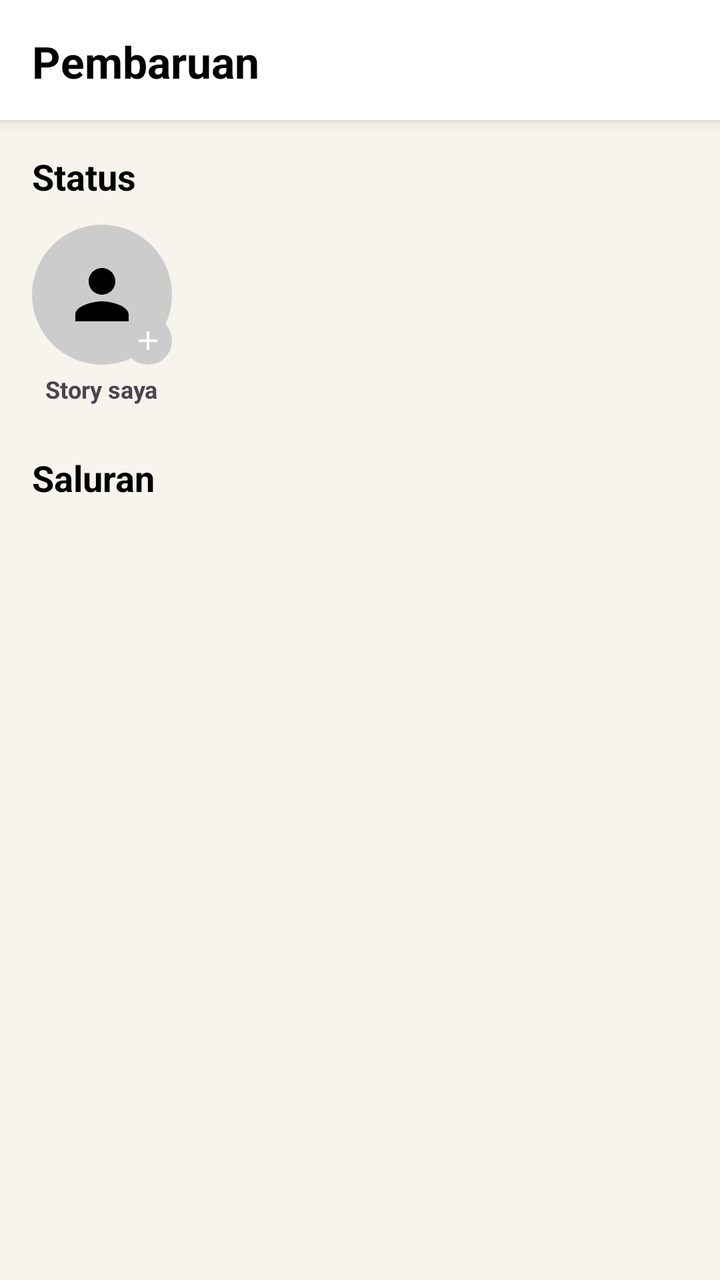
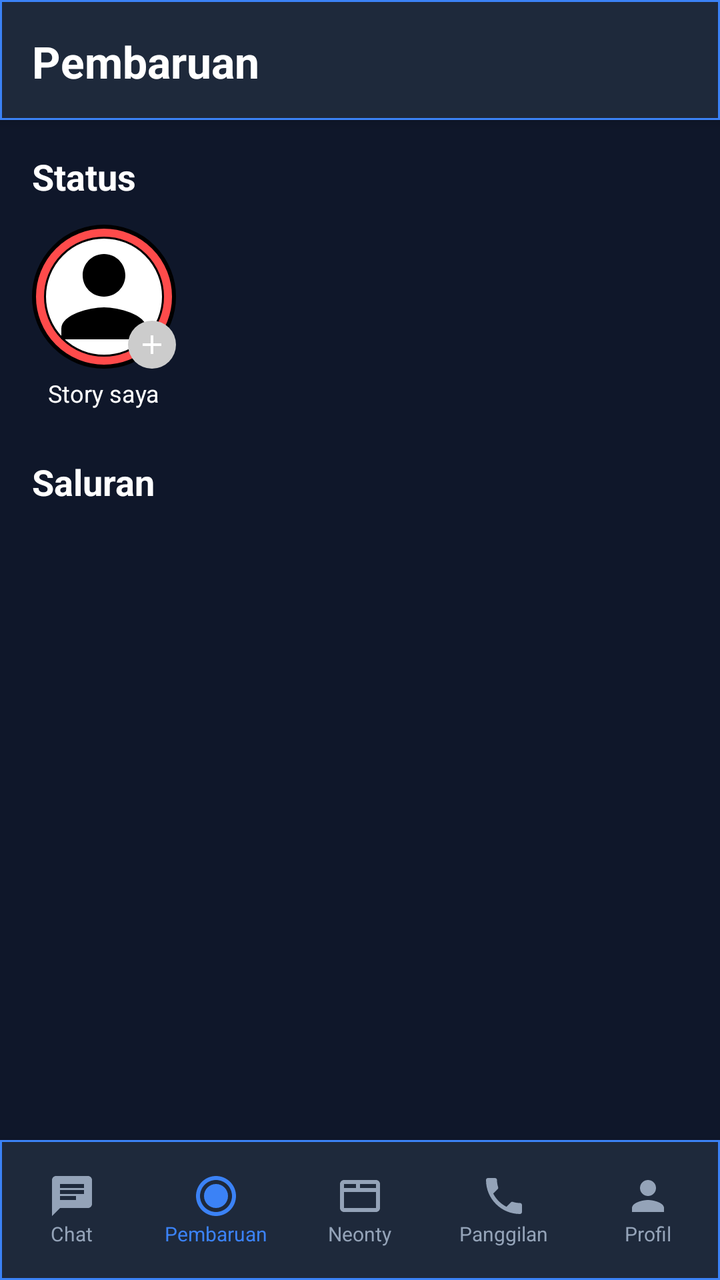

Screens rendered from an Android XML layout before and after an edit, with the pre-edit source and the edit as a unified diff.
<!-- AndroidManifest.xml: application theme Theme.Material3.DayNight.NoActionBar -->
<!-- res/layout/activity_pembaruan.xml -->
<?xml version="1.0" encoding="utf-8"?>
<androidx.constraintlayout.widget.ConstraintLayout xmlns:android="http://schemas.android.com/apk/res/android"
    xmlns:app="http://schemas.android.com/apk/res-auto"
    android:layout_width="match_parent"
    android:layout_height="match_parent"
    android:background="@color/nb_bg">

    <LinearLayout android:id="@+id/headerPembaruan" android:layout_width="match_parent" android:layout_height="60dp" android:background="@color/nb_white" android:elevation="4dp" android:padding="16dp" app:layout_constraintTop_toTopOf="parent">
        <TextView android:layout_width="wrap_content" android:layout_height="wrap_content" android:text="Pembaruan" android:textSize="22sp" android:textStyle="bold" android:textColor="@color/nb_black"/>
    </LinearLayout>

    <ScrollView android:layout_width="match_parent" android:layout_height="0dp" app:layout_constraintTop_toBottomOf="@id/headerPembaruan" app:layout_constraintBottom_toBottomOf="parent">
        <LinearLayout android:layout_width="match_parent" android:layout_height="wrap_content" android:orientation="vertical" android:padding="16dp">

            <TextView android:layout_width="wrap_content" android:layout_height="wrap_content" android:text="Status" android:textSize="18sp" android:textStyle="bold" android:textColor="@color/nb_black" android:layout_marginBottom="12dp"/>

            
            <HorizontalScrollView android:layout_width="match_parent" android:layout_height="wrap_content" android:layout_marginBottom="24dp">
                <LinearLayout android:layout_width="wrap_content" android:layout_height="wrap_content" android:orientation="horizontal">
                    
                    <LinearLayout 
                        android:id="@+id/layoutStorySaya"
                        android:layout_width="wrap_content" 
                        android:layout_height="wrap_content" 
                        android:orientation="vertical" 
                        android:gravity="center" 
                        android:layout_marginEnd="16dp">
                        <RelativeLayout android:layout_width="70dp" android:layout_height="70dp">
                            <ImageView android:layout_width="70dp" android:layout_height="70dp" android:src="@drawable/ic_wa_profile" android:background="@drawable/bg_avatar_circle" android:padding="15dp"/>
                            <ImageView android:layout_width="24dp" android:layout_height="24dp" android:src="@drawable/ic_wa_plus" android:background="@drawable/bg_avatar_circle" android:layout_alignParentBottom="true" android:layout_alignParentEnd="true" app:tint="#FFFFFF" android:padding="4dp"/>
                        </RelativeLayout>
                        <TextView android:layout_width="wrap_content" android:layout_height="wrap_content" android:text="Story saya" android:textSize="12sp" android:textStyle="bold" android:layout_marginTop="4dp"/>
                    </LinearLayout>

                    <androidx.recyclerview.widget.RecyclerView
                        android:id="@+id/rvStories"
                        android:layout_width="wrap_content"
                        android:layout_height="wrap_content"/>
                </LinearLayout>
            </HorizontalScrollView>

            <TextView android:layout_width="wrap_content" android:layout_height="wrap_content" android:text="Saluran" android:textSize="18sp" android:textStyle="bold" android:textColor="@color/nb_black" android:layout_marginBottom="12dp"/>

            <androidx.recyclerview.widget.RecyclerView
                android:id="@+id/rvChannels"
                android:layout_width="match_parent"
                android:layout_height="wrap_content"/>

        </LinearLayout>
    </ScrollView>
</androidx.constraintlayout.widget.ConstraintLayout>
<!-- resources referenced by this layout -->
<resources>
  <color name="nb_bg">#F7F4ED</color>
  <color name="nb_black">#000000</color>
  <color name="nb_white">#FFFFFF</color>
  <!-- drawable bg_avatar_circle (drawable) -->
  <?xml version="1.0" encoding="utf-8"?>
  <shape xmlns:android="http://schemas.android.com/apk/res/android" android:shape="oval">
      <solid android:color="#CCCCCC" />
  </shape>
  <!-- drawable ic_wa_plus (drawable) -->
  <vector xmlns:android="http://schemas.android.com/apk/res/android" android:width="24dp" android:height="24dp" android:viewportWidth="24" android:viewportHeight="24" android:tint="#000000"><path android:fillColor="@android:color/white" android:pathData="M19,13h-6v6h-2v-6H5v-2h6V5h2v6h6v2z"/></vector>
  <!-- drawable ic_wa_profile (drawable) -->
  <vector xmlns:android="http://schemas.android.com/apk/res/android" android:width="24dp" android:height="24dp" android:viewportWidth="24" android:viewportHeight="24">
      <path android:fillColor="#000000" android:pathData="M12,12c2.21,0 4,-1.79 4,-4s-1.79,-4 -4,-4 -4,1.79 -4,4 1.79,4 4,4zM12,14c-2.67,0 -8,1.34 -8,4v2h16v-2c0,-2.66 -5.33,-4 -8,-4z"/>
  </vector>
</resources>

<!-- the commit's change to res/layout/activity_pembaruan.xml (unified diff, before → after) -->
@@ -3,20 +3,22 @@
     xmlns:app="http://schemas.android.com/apk/res-auto"
     android:layout_width="match_parent"
     android:layout_height="match_parent"
-    android:background="@color/nb_bg">
+    android:background="@color/bg_dark">
 
-    <LinearLayout android:id="@+id/headerPembaruan" android:layout_width="match_parent" android:layout_height="60dp" android:background="@color/nb_white" android:elevation="4dp" android:padding="16dp" app:layout_constraintTop_toTopOf="parent">
-        <TextView android:layout_width="wrap_content" android:layout_height="wrap_content" android:text="Pembaruan" android:textSize="22sp" android:textStyle="bold" android:textColor="@color/nb_black"/>
+    
+    <LinearLayout android:id="@+id/headerPembaruan" android:layout_width="match_parent" android:layout_height="60dp" android:background="@drawable/bg_glass_top" android:elevation="4dp" android:padding="16dp" app:layout_constraintTop_toTopOf="parent">
+        <TextView android:layout_width="wrap_content" android:layout_height="wrap_content" android:text="Pembaruan" android:textSize="22sp" android:textStyle="bold" android:textColor="@color/text_white"/>
     </LinearLayout>
 
-    <ScrollView android:layout_width="match_parent" android:layout_height="0dp" app:layout_constraintTop_toBottomOf="@id/headerPembaruan" app:layout_constraintBottom_toBottomOf="parent">
+    <ScrollView android:layout_width="match_parent" android:layout_height="0dp" app:layout_constraintTop_toBottomOf="@id/headerPembaruan" app:layout_constraintBottom_toTopOf="@id/bottomNavPembaruan">
         <LinearLayout android:layout_width="match_parent" android:layout_height="wrap_content" android:orientation="vertical" android:padding="16dp">
 
-            <TextView android:layout_width="wrap_content" android:layout_height="wrap_content" android:text="Status" android:textSize="18sp" android:textStyle="bold" android:textColor="@color/nb_black" android:layout_marginBottom="12dp"/>
+            
+            <TextView android:layout_width="wrap_content" android:layout_height="wrap_content" android:text="Status" android:textSize="18sp" android:textStyle="bold" android:textColor="@color/text_white" android:layout_marginBottom="12dp"/>
 
-            
             <HorizontalScrollView android:layout_width="match_parent" android:layout_height="wrap_content" android:layout_marginBottom="24dp">
                 <LinearLayout android:layout_width="wrap_content" android:layout_height="wrap_content" android:orientation="horizontal">
+                    
                     
                     <LinearLayout 
                         android:id="@+id/layoutStorySaya"
@@ -25,11 +27,11 @@
                         android:orientation="vertical" 
                         android:gravity="center" 
                         android:layout_marginEnd="16dp">
-                        <RelativeLayout android:layout_width="70dp" android:layout_height="70dp">
-                            <ImageView android:layout_width="70dp" android:layout_height="70dp" android:src="@drawable/ic_wa_profile" android:background="@drawable/bg_avatar_circle" android:padding="15dp"/>
+                        <RelativeLayout android:layout_width="72dp" android:layout_height="72dp">
+                            <ImageView android:layout_width="72dp" android:layout_height="72dp" android:src="@drawable/ic_wa_profile" android:background="@drawable/bg_story_ring" android:padding="4dp"/>
                             <ImageView android:layout_width="24dp" android:layout_height="24dp" android:src="@drawable/ic_wa_plus" android:background="@drawable/bg_avatar_circle" android:layout_alignParentBottom="true" android:layout_alignParentEnd="true" app:tint="#FFFFFF" android:padding="4dp"/>
                         </RelativeLayout>
-                        <TextView android:layout_width="wrap_content" android:layout_height="wrap_content" android:text="Story saya" android:textSize="12sp" android:textStyle="bold" android:layout_marginTop="4dp"/>
+                        <TextView android:layout_width="wrap_content" android:layout_height="wrap_content" android:text="Story saya" android:textSize="12sp" android:textColor="@color/text_white" android:layout_marginTop="4dp"/>
                     </LinearLayout>
 
                     <androidx.recyclerview.widget.RecyclerView
@@ -39,13 +41,49 @@
                 </LinearLayout>
             </HorizontalScrollView>
 
-            <TextView android:layout_width="wrap_content" android:layout_height="wrap_content" android:text="Saluran" android:textSize="18sp" android:textStyle="bold" android:textColor="@color/nb_black" android:layout_marginBottom="12dp"/>
+            
+            <TextView android:layout_width="wrap_content" android:layout_height="wrap_content" android:text="Saluran" android:textSize="18sp" android:textStyle="bold" android:textColor="@color/text_white" android:layout_marginBottom="12dp"/>
 
             <androidx.recyclerview.widget.RecyclerView
                 android:id="@+id/rvChannels"
                 android:layout_width="match_parent"
                 android:layout_height="wrap_content"/>
-
         </LinearLayout>
     </ScrollView>
+
+    
+    <LinearLayout
+        android:id="@+id/bottomNavPembaruan"
+        android:layout_width="match_parent"
+        android:layout_height="70dp"
+        android:background="@drawable/bg_glass_top"
+        android:elevation="8dp"
+        android:orientation="horizontal"
+        app:layout_constraintBottom_toBottomOf="parent">
+
+        <LinearLayout android:id="@+id/navChatPembaruan" android:layout_width="0dp" android:layout_height="match_parent" android:layout_weight="1" android:orientation="vertical" android:gravity="center" android:background="?attr/selectableItemBackground">
+            <ImageView android:layout_width="24dp" android:layout_height="24dp" android:src="@drawable/ic_wa_chat" app:tint="@color/text_gray"/>
+            <TextView android:layout_width="wrap_content" android:layout_height="wrap_content" android:text="Chat" android:textSize="10sp" android:textColor="@color/text_gray"/>
+        </LinearLayout>
+
+        <LinearLayout android:id="@+id/navPembaruanPembaruan" android:layout_width="0dp" android:layout_height="match_parent" android:layout_weight="1" android:orientation="vertical" android:gravity="center" android:background="?attr/selectableItemBackground">
+            <ImageView android:layout_width="24dp" android:layout_height="24dp" android:src="@drawable/ic_wa_status" app:tint="@color/blue_accent"/>
+            <TextView android:layout_width="wrap_content" android:layout_height="wrap_content" android:text="Pembaruan" android:textSize="10sp" android:textColor="@color/blue_accent"/>
+        </LinearLayout>
+
+        <LinearLayout android:id="@+id/navNeontyPembaruan" android:layout_width="0dp" android:layout_height="match_parent" android:layout_weight="1" android:orientation="vertical" android:gravity="center" android:background="?attr/selectableItemBackground">
+            <ImageView android:layout_width="24dp" android:layout_height="24dp" android:src="@drawable/ic_neonty_box" app:tint="@color/text_gray"/>
+            <TextView android:layout_width="wrap_content" android:layout_height="wrap_content" android:text="Neonty" android:textSize="10sp" android:textColor="@color/text_gray"/>
+        </LinearLayout>
+
+        <LinearLayout android:id="@+id/navPanggilanPembaruan" android:layout_width="0dp" android:layout_height="match_parent" android:layout_weight="1" android:orientation="vertical" android:gravity="center" android:background="?attr/selectableItemBackground">
+            <ImageView android:layout_width="24dp" android:layout_height="24dp" android:src="@drawable/ic_wa_call" app:tint="@color/text_gray"/>
+            <TextView android:layout_width="wrap_content" android:layout_height="wrap_content" android:text="Panggilan" android:textSize="10sp" android:textColor="@color/text_gray"/>
+        </LinearLayout>
+
+        <LinearLayout android:id="@+id/navProfilePembaruan" android:layout_width="0dp" android:layout_height="match_parent" android:layout_weight="1" android:orientation="vertical" android:gravity="center" android:background="?attr/selectableItemBackground">
+            <ImageView android:layout_width="24dp" android:layout_height="24dp" android:src="@drawable/ic_wa_profile" app:tint="@color/text_gray"/>
+            <TextView android:layout_width="wrap_content" android:layout_height="wrap_content" android:text="Profil" android:textSize="10sp" android:textColor="@color/text_gray"/>
+        </LinearLayout>
+    </LinearLayout>
 </androidx.constraintlayout.widget.ConstraintLayout>
<!-- resource entries referenced after the edit -->
@@ -1,18 +1,53 @@
 <!-- resources referenced by this layout -->
 <resources>
-  <color name="nb_bg">#F7F4ED</color>
-  <color name="nb_black">#000000</color>
-  <color name="nb_white">#FFFFFF</color>
+  <color name="bg_dark">#0F172A</color>
+  <color name="blue_accent">#3B82F6</color>
+  <color name="text_gray">#94A3B8</color>
+  <color name="text_white">#FFFFFF</color>
   <!-- drawable bg_avatar_circle (drawable) -->
   <?xml version="1.0" encoding="utf-8"?>
   <shape xmlns:android="http://schemas.android.com/apk/res/android" android:shape="oval">
       <solid android:color="#CCCCCC" />
   </shape>
+  <!-- drawable bg_glass_top (drawable) -->
+  <?xml version="1.0" encoding="utf-8"?>
+  <shape xmlns:android="http://schemas.android.com/apk/res/android">
+      <solid android:color="#1E293B" />
+      <stroke android:width="1dp" android:color="@color/blue_accent" />
+  </shape>
+  <!-- drawable bg_story_ring (drawable) -->
+  <?xml version="1.0" encoding="utf-8"?>
+  <layer-list xmlns:android="http://schemas.android.com/apk/res/android">
+      
+      <item>
+          <shape android:shape="oval">
+              <solid android:color="#FF4B4B"/>
+              <stroke android:width="2dp" android:color="#000000"/>
+          </shape>
+      </item>
+      
+      <item android:left="6dp" android:right="6dp" android:top="6dp" android:bottom="6dp">
+          <shape android:shape="oval">
+              <solid android:color="#FFFFFF"/>
+              <stroke android:width="1dp" android:color="#000000"/>
+          </shape>
+      </item>
+  </layer-list>
+  <!-- drawable ic_neonty_box (drawable) -->
+  <vector xmlns:android="http://schemas.android.com/apk/res/android" android:width="24dp" android:height="24dp" android:viewportWidth="24" android:viewportHeight="24">
+      <path android:fillColor="#000000" android:pathData="M20,4H4C2.9,4 2,4.9 2,6v12c0,1.1 0.9,2 2,2h16c1.1,0 2,-0.9 2,-2V6C22,4.9 21.1,4 20,4zM20,8h-8V6h8V8zM4,6h6v2H4V6zM4,18v-8h16v8H4z"/>
+  </vector>
+  <!-- drawable ic_wa_call (drawable) -->
+  <vector xmlns:android="http://schemas.android.com/apk/res/android" android:width="24dp" android:height="24dp" android:viewportWidth="24" android:viewportHeight="24"><path android:fillColor="#000000" android:pathData="M6.62,10.79c1.44,2.83 3.76,5.14 6.59,6.59l2.2,-2.2c0.27,-0.27 0.67,-0.36 1.02,-0.24 1.12,0.37 2.33,0.57 3.57,0.57 0.55,0 1,0.45 1,1V20c0,0.55 -0.45,1 -1,1 -9.39,0 -17,-7.61 -17,-17 0,-0.55 0.45,-1 1,-1h3.5c0.55,0 1,0.45 1,1 0,1.25 0.2,2.45 0.57,3.57 0.11,0.35 0.03,0.74 -0.25,1.02l-2.2,2.2z"/></vector>
+  <!-- drawable ic_wa_chat (drawable) -->
+  <vector xmlns:android="http://schemas.android.com/apk/res/android" android:width="24dp" android:height="24dp" android:viewportWidth="24" android:viewportHeight="24"><path android:fillColor="#000000" android:pathData="M20,2H4c-1.1,0 -2,0.9 -2,2v18l4,-4h14c1.1,0 2,-0.9 2,-2V4c0,-1.1 -0.9,-2 -2,-2zM6,9h12v2H6V9zM14,14H6v-2h8V14zM18,8H6V6h12V8z"/></vector>
   <!-- drawable ic_wa_plus (drawable) -->
   <vector xmlns:android="http://schemas.android.com/apk/res/android" android:width="24dp" android:height="24dp" android:viewportWidth="24" android:viewportHeight="24" android:tint="#000000"><path android:fillColor="@android:color/white" android:pathData="M19,13h-6v6h-2v-6H5v-2h6V5h2v6h6v2z"/></vector>
   <!-- drawable ic_wa_profile (drawable) -->
   <vector xmlns:android="http://schemas.android.com/apk/res/android" android:width="24dp" android:height="24dp" android:viewportWidth="24" android:viewportHeight="24">
       <path android:fillColor="#000000" android:pathData="M12,12c2.21,0 4,-1.79 4,-4s-1.79,-4 -4,-4 -4,1.79 -4,4 1.79,4 4,4zM12,14c-2.67,0 -8,1.34 -8,4v2h16v-2c0,-2.66 -5.33,-4 -8,-4z"/>
   </vector>
+  <!-- drawable ic_wa_status (drawable) -->
+  <vector xmlns:android="http://schemas.android.com/apk/res/android" android:width="24dp" android:height="24dp" android:viewportWidth="24" android:viewportHeight="24"><path android:fillColor="#000000" android:pathData="M12,2C6.48,2 2,6.48 2,12s4.48,10 10,10 10,-4.48 10,-10S17.52,2 12,2zM12,20c-4.41,0 -8,-3.59 -8,-8s3.59,-8 8,-8 8,3.59 8,8 -3.59,8 -8,8zM12,6c-3.31,0 -6,2.69 -6,6s2.69,6 6,6 6,-2.69 6,-6 -2.69,-6 -6,-6z"/></vector>
 </resources>
 
